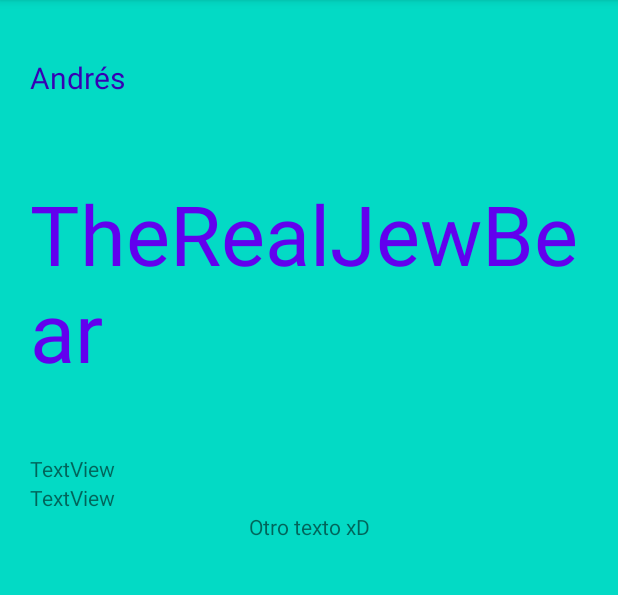
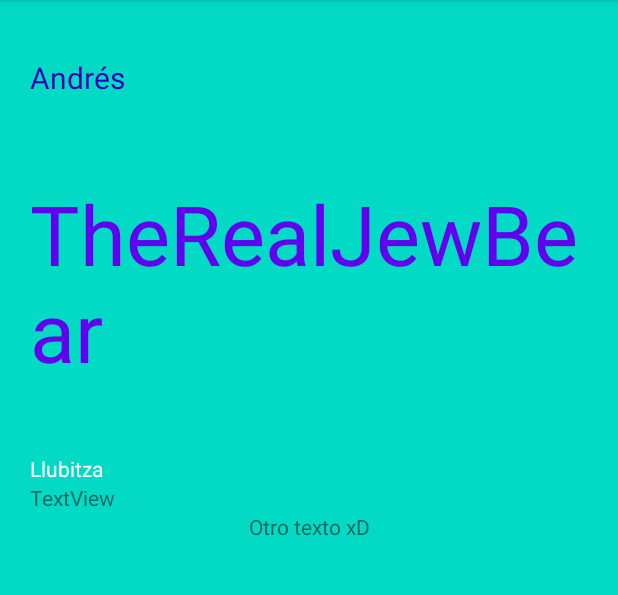
Before and after one commit to andres-vasquez-coderoad-com/progra3-prueba2, an Android app: the screen it shows after launch (MainActivity), on a phone screen of 412 x 824 dp, the part 84-679 px from its top. Run offline under Robolectric (Android 15) with nearby library versions, the phone set to English and light mode, and no system bars.

Commit message:
Probando git.

```diff
--- a/app/src/main/res/layout/activity_main.xml
+++ b/app/src/main/res/layout/activity_main.xml
@@ -30,10 +30,11 @@
         android:textSize="55dp" />
 
     <TextView
-        android:id="@+id/textView3"
+        android:id="@+id/llubitzaTextView"
         android:layout_width="match_parent"
         android:layout_height="wrap_content"
-        android:text="TextView" />
+        android:textColor="#ffffffff"
+        android:text="Llubitza" />
 
     <TextView
         android:id="@+id/textView4"
```
